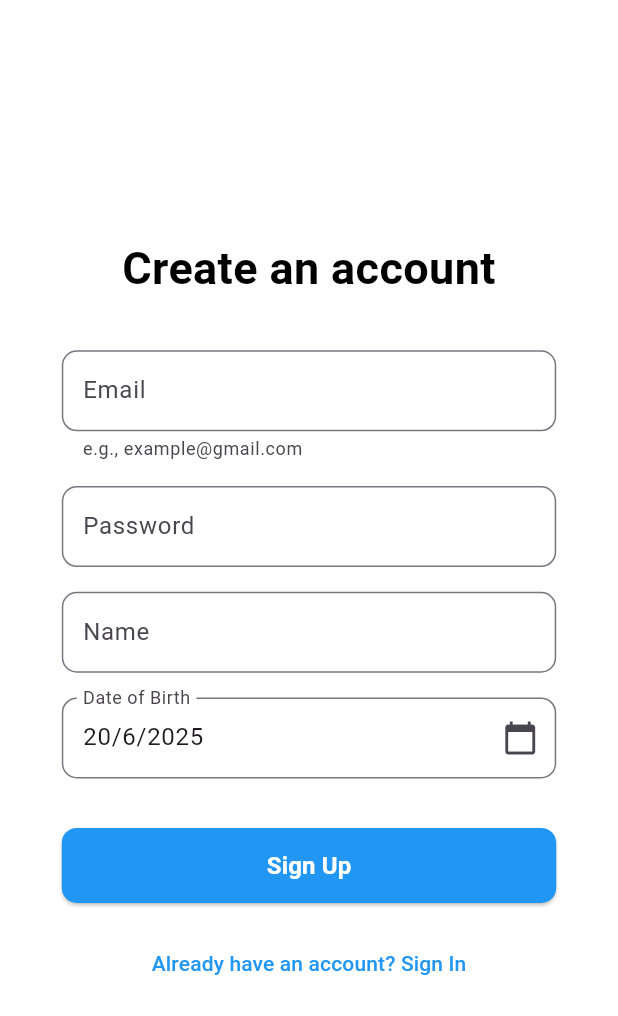
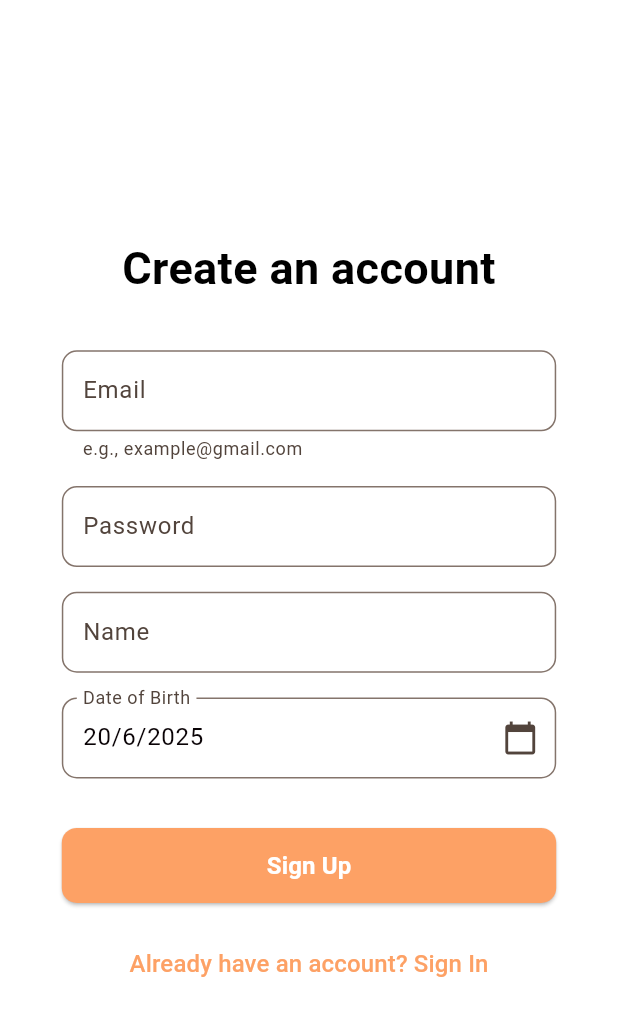
Before and after one commit to giragon6/trepi-app, a Flutter app: the screen it shows after launch, after a tap on an icon or button, on a phone screen of 412 x 824 dp. Shown: the top 1016 px of the screen. Run offline on Flutter 3.47's test engine with Material 3 defaults, Android fonts, the phone set to English and light mode, and no system bars; our stand-ins replace bloc, cloud_firestore, equatable, firebase_auth, firebase_core, flutter_bloc and 2 more; accounts and stored records are empty.

Commit message:
feat: ui tweaks

```diff
--- /dev/null
+++ b/lib/core/styles/trepi_color.dart
@@ -0,0 +1,9 @@
+import 'dart:ui';
+
+sealed class TrepiColor {
+  static const Color orange = Color(0xFFFDA165);
+  static const Color brown = Color(0xFF573A36);
+  static const Color white = Color(0xFFFFFCF8);
+  static const Color black = Color(0xFF090205);
+  static const Color green = Color(0xFF9F985F);
+}
--- /dev/null
+++ b/lib/core/styles/trepi_theme.dart
@@ -0,0 +1,25 @@
+import 'package:flutter/material.dart';
+import 'package:trepi_app/core/styles/trepi_color.dart';
+
+ThemeData trepiTheme = ThemeData(
+  useMaterial3: true,
+  colorScheme: ColorScheme.fromSeed(
+    seedColor: TrepiColor.orange,
+    primary: TrepiColor.orange,
+    secondary: TrepiColor.brown,
+    tertiary: TrepiColor.green,
+    surface: TrepiColor.white,
+    onPrimary: TrepiColor.black,
+    onSecondary: TrepiColor.black,
+    onTertiary: TrepiColor.black,
+    onSurface: TrepiColor.black,
+  ),
+  textTheme: TextTheme(
+    bodyLarge: TextStyle(color: TrepiColor.black, fontSize: 16.0),
+    bodyMedium: TextStyle(color: TrepiColor.black, fontSize: 14.0),
+  ),
+  appBarTheme: AppBarTheme(
+    backgroundColor: TrepiColor.orange,
+    foregroundColor: TrepiColor.white,
+  ),
+);
--- a/lib/features/authentication/presentation/pages/sign_in_page.dart
+++ b/lib/features/authentication/presentation/pages/sign_in_page.dart
@@ -2,6 +2,7 @@ import 'package:flutter/material.dart';
 import 'package:flutter_bloc/flutter_bloc.dart';
 import 'package:go_router/go_router.dart';
 import 'package:trepi_app/core/routing/route_names.dart';
+import 'package:trepi_app/core/styles/trepi_color.dart';
 import 'package:trepi_app/features/authentication/presentation/bloc/auth_form/auth_form_bloc.dart';
 
 class SignInPage extends StatelessWidget {
@@ -32,7 +33,6 @@ class SignInPage extends StatelessWidget {
           ),
         ],
         child: Scaffold(
-            backgroundColor: Colors.white,
             body: _SignInForm()
           )
         );
@@ -56,7 +56,6 @@ class _SignInForm extends StatelessWidget {
               'Sign In',
               textAlign: TextAlign.center,
               style: TextStyle(
-                color: Colors.black,
                 fontWeight: FontWeight.bold,
                 fontSize: 30.0,
               ),
@@ -72,7 +71,7 @@ class _SignInForm extends StatelessWidget {
               onPressed: () => context.push(RouteNames.signUp),
               child: const Text(
                 'Don\'t have an account? Sign Up',
-                style: TextStyle(color: Colors.blue, fontSize: 16),
+                style: TextStyle(color: TrepiColor.orange, fontSize: 16),
               ),
             ),
           ],
@@ -102,7 +101,6 @@ class _EmailField extends StatelessWidget {
                 errorText: !state.isEmailValid
                     ? 'Please enter a valid email address'
                     : null,
-                hintText: 'Email',
                 contentPadding: const EdgeInsets.symmetric(
                     vertical: 15.0, horizontal: 10.0),
                 border: OutlineInputBorder(
@@ -164,7 +162,7 @@ class _SubmitButton extends StatelessWidget {
           child: ElevatedButton(
             onPressed: () => context.read<FormBloc>().add(const FormSubmittedEvent(value: Status.signIn)),
             style: ElevatedButton.styleFrom(
-              backgroundColor: Colors.blue,
+              backgroundColor: TrepiColor.orange,
               foregroundColor: Colors.white,
               shape: RoundedRectangleBorder(
                 borderRadius: BorderRadius.circular(10),
--- a/lib/features/authentication/presentation/pages/sign_up_page.dart
+++ b/lib/features/authentication/presentation/pages/sign_up_page.dart
@@ -2,13 +2,12 @@ import 'package:flutter/material.dart';
 import 'package:flutter_bloc/flutter_bloc.dart';
 import 'package:go_router/go_router.dart';
 import 'package:trepi_app/core/routing/route_names.dart';
-import 'package:trepi_app/features/authentication/presentation/bloc/auth/authentication_bloc.dart';
+import 'package:trepi_app/core/styles/trepi_color.dart';
 import 'package:trepi_app/features/authentication/presentation/bloc/auth_form/auth_form_bloc.dart';
-import 'package:trepi_app/features/authentication/presentation/bloc/email_verification/email_verification_bloc.dart';
 
 
 class SignUpPage extends StatelessWidget {
-  const SignUpPage({Key? key}) : super(key: key);
+  const SignUpPage({super.key});
 
   @override
   Widget build(BuildContext context) {
@@ -81,7 +80,7 @@ class _SignUpForm extends StatelessWidget {
               onPressed: () => context.push(RouteNames.signIn),
               child: const Text(
                 'Already have an account? Sign In',
-                style: TextStyle(color: Colors.blue),
+                style: TextStyle(color: TrepiColor.orange, fontSize: 16),
               ),
             ),
           ],
@@ -114,7 +113,6 @@ class _EmailField extends StatelessWidget {
                 errorText: !state.isEmailValid
                     ? 'Please enter a valid email address'
                     : null,
-                hintText: 'Email',
                 contentPadding: const EdgeInsets.symmetric(
                     vertical: 15.0, horizontal: 10.0),
                 border: OutlineInputBorder(
@@ -253,7 +251,7 @@ class _DobField extends StatelessWidget {
 
 
 class _SubmitButton extends StatelessWidget {
-  const _SubmitButton({Key? key}) : super(key: key);
+  const _SubmitButton();
 
 
   @override
@@ -273,7 +271,7 @@ class _SubmitButton extends StatelessWidget {
               context.read<FormBloc>().add(const FormSubmittedEvent(value: Status.signUp));
             },
             style: ElevatedButton.styleFrom(
-              backgroundColor: Colors.blue,
+              backgroundColor: TrepiColor.orange,
               foregroundColor: Colors.white,
               shape: RoundedRectangleBorder(
                 borderRadius: BorderRadius.circular(10),
--- a/lib/features/meals/data/datasources/meal_datasource.dart
+++ b/lib/features/meals/data/datasources/meal_datasource.dart
@@ -1,5 +1,4 @@
 import 'package:cloud_firestore/cloud_firestore.dart';
-import 'package:trepi_app/features/food_search/data/models/food_model.dart';
 import 'package:trepi_app/features/meals/data/models/meal_food_model.dart';
 import 'package:trepi_app/features/meals/data/models/meal_model.dart';
 import 'package:trepi_app/features/meals/domain/entities/meal.dart';
--- a/lib/features/meals/data/models/meal_food_model.dart
+++ b/lib/features/meals/data/models/meal_food_model.dart
@@ -64,6 +64,5 @@ class MealFoodModel extends MealFood {
   factory MealFoodModel.fromJson(Map<String, dynamic> json) =>
       _$MealFoodModelFromJson(json);
 
-  @override
   Map<String, dynamic> toJson() => _$MealFoodModelToJson(this);
 }
--- a/lib/main.dart
+++ b/lib/main.dart
@@ -5,6 +5,7 @@ import 'package:flutter/material.dart';
 import 'package:flutter_bloc/flutter_bloc.dart';
 import 'package:trepi_app/core/injection/injection.dart';
 import 'package:trepi_app/core/routing/app_router.dart';
+import 'package:trepi_app/core/styles/trepi_theme.dart';
 import 'package:trepi_app/features/authentication/presentation/bloc/auth/authentication_bloc.dart';
 import 'package:trepi_app/features/authentication/presentation/bloc/auth_form/auth_form_bloc.dart';
 import 'package:trepi_app/features/authentication/presentation/bloc/email_verification/email_verification_bloc.dart';
@@ -70,9 +71,7 @@ class MyApp extends StatelessWidget {
       ],
       child: MaterialApp.router(
         title: 'Trepi App',
-        theme: ThemeData(
-          colorScheme: ColorScheme.fromSeed(seedColor: Colors.deepPurple),
-        ),
+        theme: trepiTheme,
         routerConfig: appRouter,
       ),
     );
```
Also changed, not shown: lib/features/authentication/presentation/widgets/auth_image/auth_image_widget.dart (+9 -4 lines), lib/features/authentication/presentation/widgets/email_verification/email_not_verified_widget.dart (+4 -3 lines), lib/features/authentication/presentation/widgets/email_verification/email_sent_widget.dart (+5 -4 lines), 3 other files.
